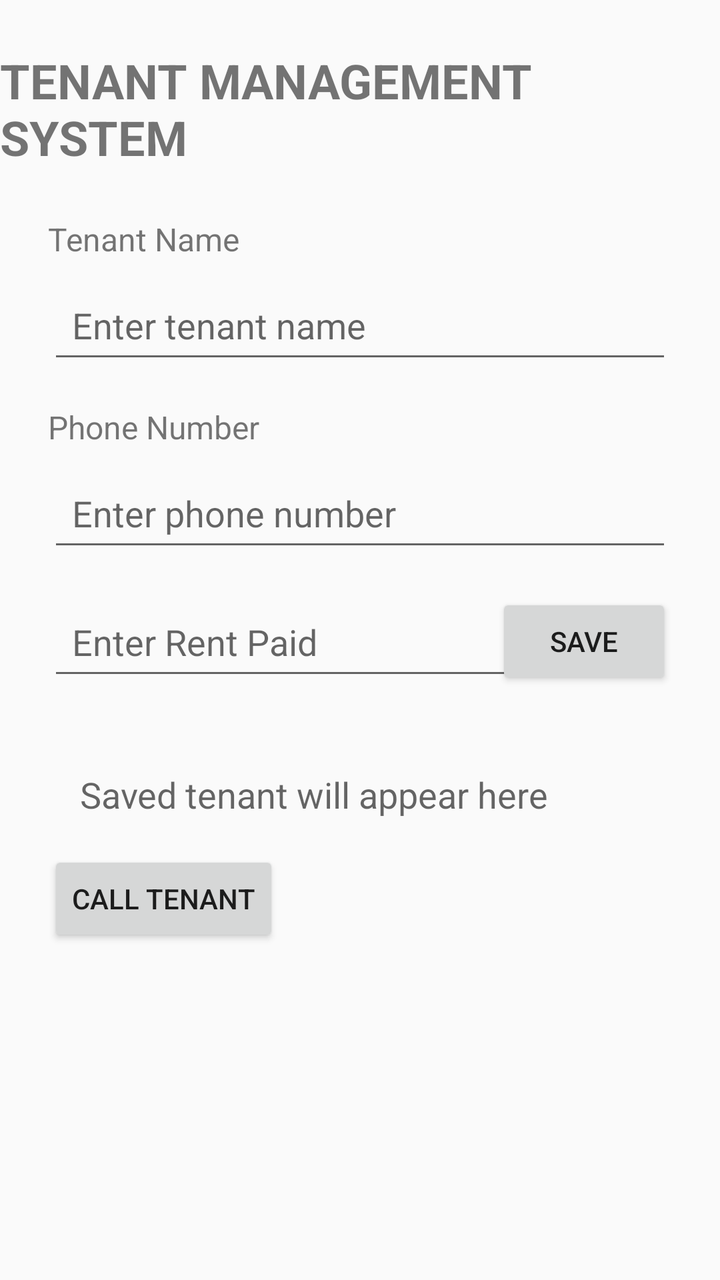
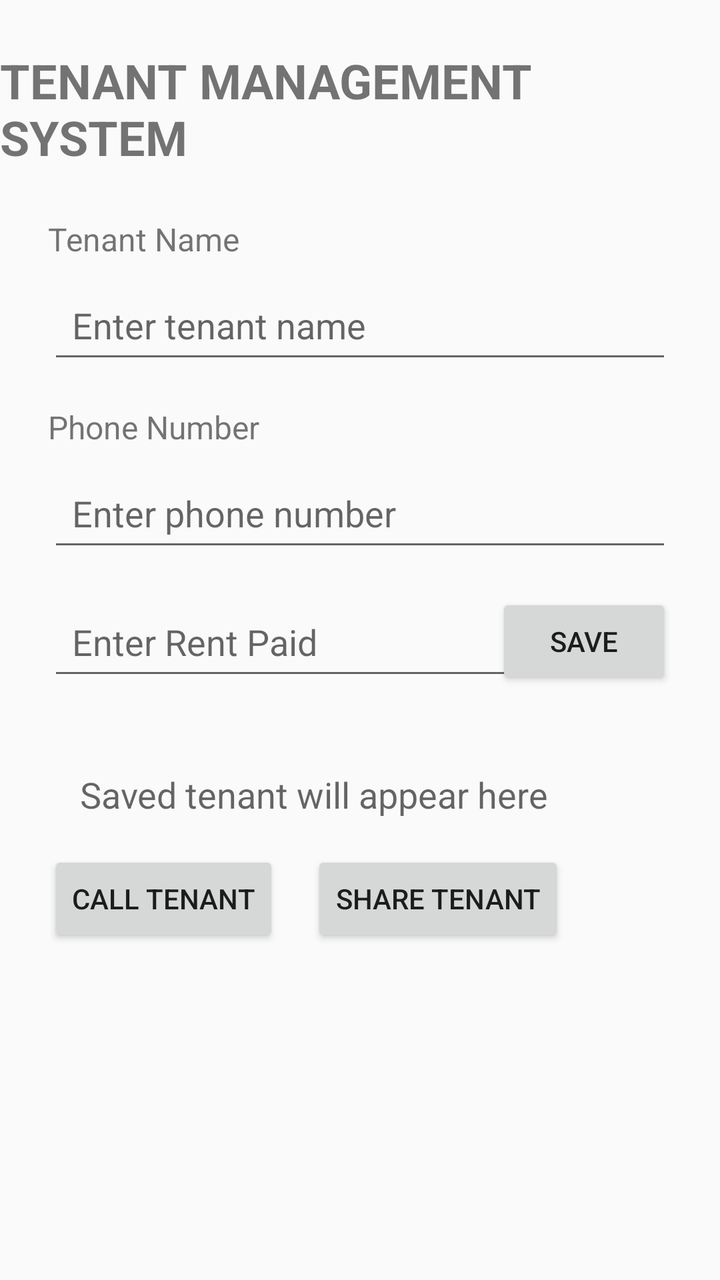

Before-and-after screenshots of an Android layout around one commit, followed by the original layout XML and the change that was made.
<!-- AndroidManifest.xml: application theme Theme.TenantManagementSystem -->
<!-- res/layout/activity_main.xml -->
<?xml version="1.0" encoding="utf-8"?>
<layout xmlns:android="http://schemas.android.com/apk/res/android"
    xmlns:app="http://schemas.android.com/apk/res-auto">

    <data>
        <variable
            name="tenant"
            type="com.example.tenantmanagementsystem.Tenant" />
    </data>

    <androidx.constraintlayout.widget.ConstraintLayout
        android:layout_width="match_parent"
        android:layout_height="match_parent">

        <TextView
            android:id="@+id/titleTextView"
            android:layout_width="wrap_content"
            android:layout_height="wrap_content"
            android:text="TENANT MANAGEMENT SYSTEM"
            android:textSize="24sp"
            android:textStyle="bold"
            android:layout_marginTop="24dp"
            app:layout_constraintTop_toTopOf="parent"
            app:layout_constraintStart_toStartOf="parent"
            app:layout_constraintEnd_toEndOf="parent" />

        <TextView
            android:id="@+id/tenantNameLabel"
            android:layout_width="wrap_content"
            android:layout_height="wrap_content"
            android:text="Tenant Name"
            android:textSize="16sp"
            android:layout_marginTop="24dp"
            android:layout_marginStart="24dp"
            app:layout_constraintTop_toBottomOf="@id/titleTextView"
            app:layout_constraintStart_toStartOf="parent" />

        <EditText
            android:id="@+id/tenantNameEditText"
            android:layout_width="0dp"
            android:layout_height="wrap_content"
            android:hint="Enter tenant name"
            android:minHeight="48dp"
            android:padding="12dp"
            android:layout_marginTop="8dp"
            android:layout_marginStart="24dp"
            android:layout_marginEnd="24dp"
            app:layout_constraintTop_toBottomOf="@id/tenantNameLabel"
            app:layout_constraintStart_toStartOf="parent"
            app:layout_constraintEnd_toEndOf="parent" />

        <TextView
            android:id="@+id/phoneLabel"
            android:layout_width="wrap_content"
            android:layout_height="wrap_content"
            android:text="Phone Number"
            android:textSize="16sp"
            android:layout_marginTop="16dp"
            android:layout_marginStart="24dp"
            app:layout_constraintTop_toBottomOf="@id/tenantNameEditText"
            app:layout_constraintStart_toStartOf="parent" />

        <EditText
            android:id="@+id/phoneEditText"
            android:layout_width="0dp"
            android:layout_height="wrap_content"
            android:hint="Enter phone number"
            android:inputType="phone"
            android:minHeight="48dp"
            android:padding="12dp"
            android:layout_marginTop="8dp"
            android:layout_marginStart="24dp"
            android:layout_marginEnd="24dp"
            app:layout_constraintTop_toBottomOf="@id/phoneLabel"
            app:layout_constraintStart_toStartOf="parent"
            app:layout_constraintEnd_toEndOf="parent" />

        <EditText
            android:id="@+id/rentEditText"
            android:layout_width="0dp"
            android:layout_height="wrap_content"
            android:hint="Enter Rent Paid"
            android:inputType="numberDecimal"
            android:minHeight="48dp"
            android:padding="12dp"
            android:layout_marginStart="24dp"
            android:layout_marginTop="16dp"
            android:layout_marginEnd="8dp"
            app:layout_constraintTop_toBottomOf="@id/phoneEditText"
            app:layout_constraintStart_toStartOf="parent"
            app:layout_constraintEnd_toEndOf="@id/saveButton" />

        <Button
            android:id="@+id/saveButton"
            android:layout_width="wrap_content"
            android:layout_height="wrap_content"
            android:text="SAVE"
            android:layout_marginEnd="24dp"
            app:layout_constraintTop_toTopOf="@id/rentEditText"
            app:layout_constraintEnd_toEndOf="parent" />

        <TextView
            android:id="@+id/tenantResultTextView"
            android:layout_width="0dp"
            android:layout_height="wrap_content"
            android:text="@{tenant.summary()}"
            android:hint="Saved tenant will appear here"
            android:textSize="18sp"
            android:padding="16dp"
            android:layout_margin="24dp"
            app:layout_constraintTop_toBottomOf="@id/rentEditText"
            app:layout_constraintStart_toStartOf="parent"
            app:layout_constraintEnd_toEndOf="parent" />
	
    <Button
        android:id="@+id/callButton"
        android:layout_width="wrap_content"
        android:layout_height="wrap_content"
        android:text="CALL TENANT"
        android:layout_marginStart="24dp"
        app:layout_constraintTop_toBottomOf="@id/tenantResultTextView"
        app:layout_constraintStart_toStartOf="parent"/>

    </androidx.constraintlayout.widget.ConstraintLayout>
</layout>
<!-- resources referenced by this layout -->
<resources>
  <style name="Theme.TenantManagementSystem" parent="Theme.AppCompat.Light.DarkActionBar" />
</resources>

<!-- the commit's change to res/layout/activity_main.xml (unified diff, before → after) -->
@@ -121,5 +121,14 @@
         app:layout_constraintTop_toBottomOf="@id/tenantResultTextView"
         app:layout_constraintStart_toStartOf="parent"/>
 
+    <Button
+        android:id="@+id/shareButton"
+        android:layout_width="wrap_content"
+        android:layout_height="wrap_content"
+        android:text="SHARE TENANT"
+        android:layout_marginStart="16dp"
+        app:layout_constraintTop_toTopOf="@id/callButton"
+        app:layout_constraintStart_toEndOf="@id/callButton"/>
+
     </androidx.constraintlayout.widget.ConstraintLayout>
 </layout>
